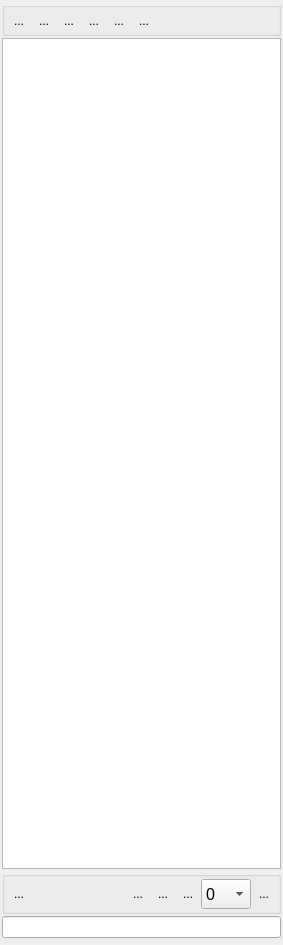
The window that Modules/SegmentationUI/Qmitk/QmitkLabelSetWidgetControls.ui (MITK/MITK) describes before a commit, drawn with Qt 5.
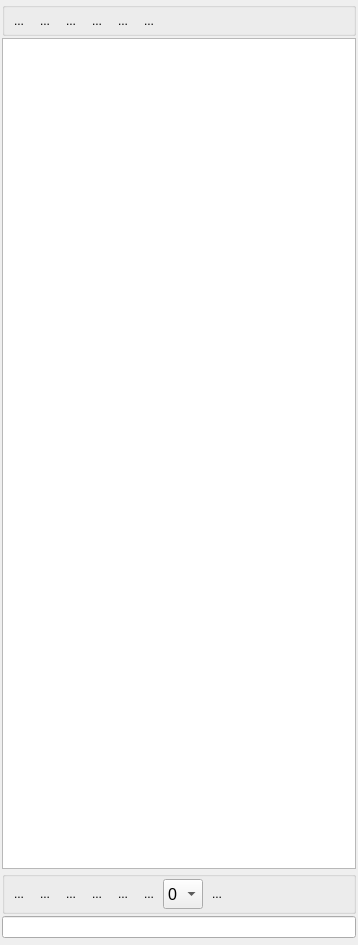
The same window after the commit. Icons and pictures are not drawn. Custom widgets are drawn as their Qt base class.

Commit message: added buttons to lock exterior and toggle the "Segmentation Interactor"

```diff
--- a/Modules/SegmentationUI/Qmitk/QmitkLabelSetWidgetControls.ui
+++ b/Modules/SegmentationUI/Qmitk/QmitkLabelSetWidgetControls.ui
@@ -6,7 +6,7 @@
    <rect>
     <x>0</x>
     <y>0</y>
-    <width>283</width>
+    <width>358</width>
     <height>945</height>
    </rect>
   </property>
@@ -33,7 +33,7 @@
      </property>
      <layout class="QHBoxLayout" name="horizontalLayout">
       <property name="spacing">
-       <number>1</number>
+       <number>2</number>
       </property>
       <property name="margin">
        <number>2</number>
@@ -195,11 +195,14 @@
    <item>
     <widget class="QmitkLabelSetTableWidget" name="m_LabelSetTableWidget">
      <property name="sizePolicy">
-      <sizepolicy hsizetype="MinimumExpanding" vsizetype="MinimumExpanding">
+      <sizepolicy hsizetype="MinimumExpanding" vsizetype="Expanding">
        <horstretch>0</horstretch>
        <verstretch>0</verstretch>
       </sizepolicy>
      </property>
+     <property name="horizontalScrollBarPolicy">
+      <enum>Qt::ScrollBarAlwaysOff</enum>
+     </property>
     </widget>
    </item>
    <item>
@@ -215,7 +218,7 @@
      </property>
      <layout class="QHBoxLayout" name="horizontalLayout_2">
       <property name="spacing">
-       <number>1</number>
+       <number>2</number>
       </property>
       <property name="margin">
        <number>2</number>
@@ -247,17 +250,57 @@
        </widget>
       </item>
       <item>
-       <spacer name="horizontalSpacer_2">
-        <property name="orientation">
-         <enum>Qt::Horizontal</enum>
+       <widget class="QToolButton" name="m_btSegmentationInteractor">
+        <property name="toolTip">
+         <string>Disable any active tool and allow for label interaction (e.g. selection)</string>
         </property>
-        <property name="sizeHint" stdset="0">
+        <property name="text">
+         <string>...</string>
+        </property>
+        <property name="icon">
+         <iconset resource="../resources/SegmentationUI.qrc">
+          <normaloff>:/Qmitk/SegmentationInteractor_48x48.png</normaloff>:/Qmitk/SegmentationInteractor_48x48.png</iconset>
+        </property>
+        <property name="iconSize">
          <size>
-          <width>5</width>
-          <height>20</height>
+          <width>32</width>
+          <height>32</height>
          </size>
         </property>
-       </spacer>
+        <property name="checkable">
+         <bool>true</bool>
+        </property>
+        <property name="autoRaise">
+         <bool>true</bool>
+        </property>
+       </widget>
+      </item>
+      <item>
+       <widget class="QToolButton" name="m_btLockExterior">
+        <property name="toolTip">
+         <string>Lock/Unlock exterior</string>
+        </property>
+        <property name="text">
+         <string>...</string>
+        </property>
+        <property name="icon">
+         <iconset resource="../resources/SegmentationUI.qrc">
+          <normaloff>:/Qmitk/UnlockExterior_48x48.png</normaloff>
+          <normalon>:/Qmitk/LockExterior_48x48.png</normalon>:/Qmitk/UnlockExterior_48x48.png</iconset>
+        </property>
+        <property name="iconSize">
+         <size>
+          <width>32</width>
+          <height>32</height>
+         </size>
+        </property>
+        <property name="checkable">
+         <bool>true</bool>
+        </property>
+        <property name="autoRaise">
+         <bool>true</bool>
+        </property>
+       </widget>
       </item>
       <item>
        <widget class="QToolButton" name="m_btAddLayer">
@@ -332,13 +375,13 @@
        <widget class="QComboBox" name="m_cbActiveLayer">
         <property name="minimumSize">
          <size>
-          <width>50</width>
+          <width>40</width>
           <height>30</height>
          </size>
         </property>
         <property name="maximumSize">
          <size>
-          <width>50</width>
+          <width>40</width>
           <height>30</height>
          </size>
         </property>
@@ -377,6 +420,19 @@
         </property>
        </widget>
       </item>
+      <item>
+       <spacer name="horizontalSpacer_2">
+        <property name="orientation">
+         <enum>Qt::Horizontal</enum>
+        </property>
+        <property name="sizeHint" stdset="0">
+         <size>
+          <width>5</width>
+          <height>20</height>
+         </size>
+        </property>
+       </spacer>
+      </item>
      </layout>
     </widget>
    </item>
```
Left out of the diff: 4 changed lines with no effect on the pictures. The commit also changes 11 other files.
